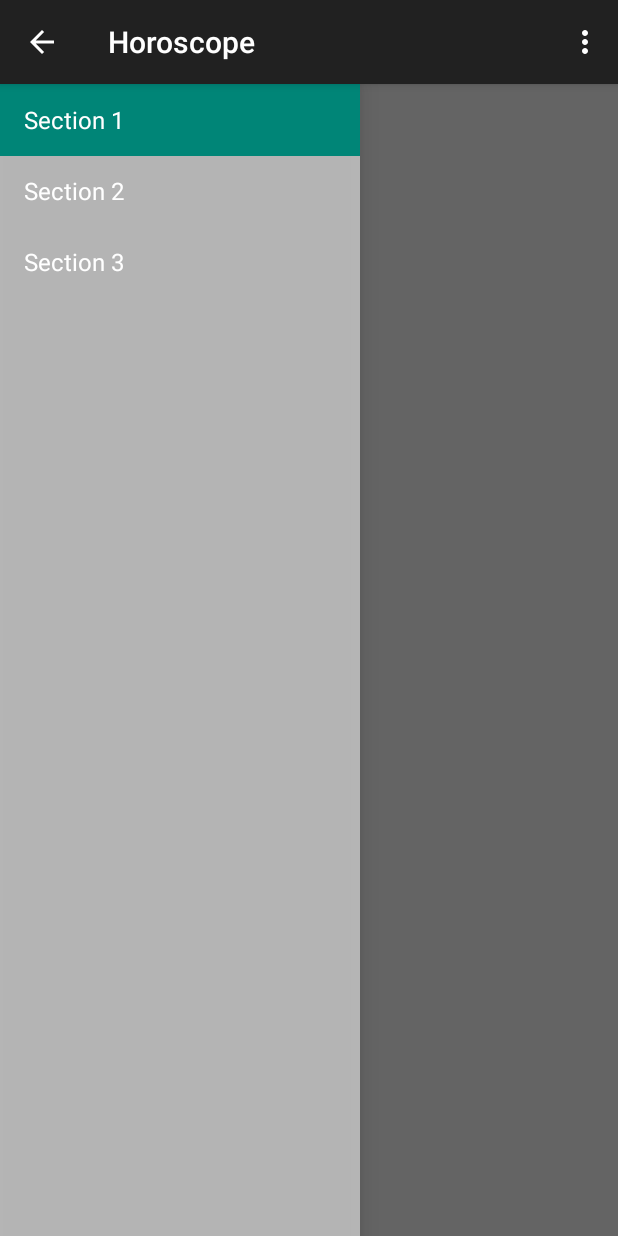
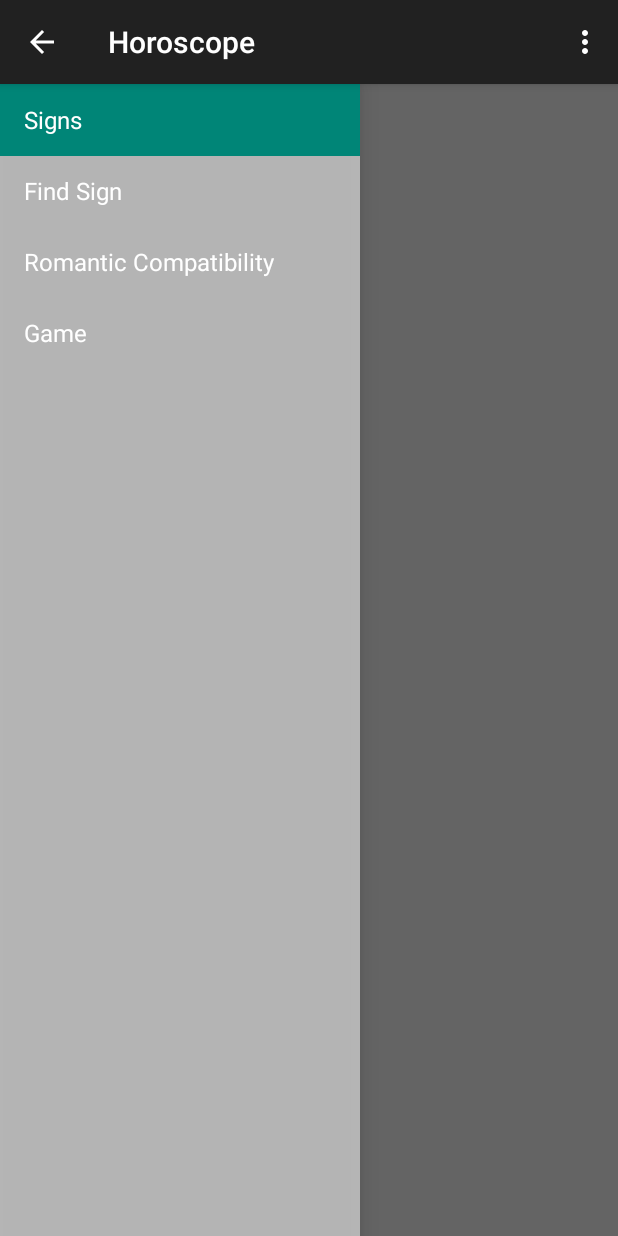
Before and after one commit to rahulyhg/Horoscope-8, an Android app: the screen it shows after launch (MainActivity), on a phone screen of 412 x 824 dp. Run offline under Robolectric (Android 15) with nearby library versions, the phone set to English and light mode, and no system bars; 2 statements that could not run were skipped.

Commit message:
Add 4 menu sections.

```diff
--- a/app/src/main/java/app/poojawins/c4q/nyc/horoscope/MainActivity.java
+++ b/app/src/main/java/app/poojawins/c4q/nyc/horoscope/MainActivity.java
@@ -66,6 +66,9 @@ public class MainActivity extends ActionBarActivity
                 break;
             case 3:
                 mTitle = getString(R.string.title_section3);
+                break;
+            case 4:
+                mTitle = getString(R.string.title_section4);
                 break;
         }
     }
--- a/app/src/main/java/app/poojawins/c4q/nyc/horoscope/NavigationDrawerFragment.java
+++ b/app/src/main/java/app/poojawins/c4q/nyc/horoscope/NavigationDrawerFragment.java
@@ -105,6 +105,7 @@ public class NavigationDrawerFragment extends Fragment {
                         getString(R.string.title_section1),
                         getString(R.string.title_section2),
                         getString(R.string.title_section3),
+                        getString(R.string.title_section4),
                 }));
         mDrawerListView.setItemChecked(mCurrentSelectedPosition, true);
         return mDrawerListView;
--- a/app/src/main/res/values/strings.xml
+++ b/app/src/main/res/values/strings.xml
@@ -1,9 +1,10 @@
 <resources>
     <string name="app_name">Horoscope</string>
 
-    <string name="title_section1">Section 1</string>
-    <string name="title_section2">Section 2</string>
-    <string name="title_section3">Section 3</string>
+    <string name="title_section1">Signs</string>
+    <string name="title_section2">Find Sign</string>
+    <string name="title_section3">Romantic Compatibility</string>
+    <string name="title_section4">Game</string>
 
     <string name="navigation_drawer_open">Open navigation drawer</string>
     <string name="navigation_drawer_close">Close navigation drawer</string>
```
Also changed, not shown: 1 other file.
